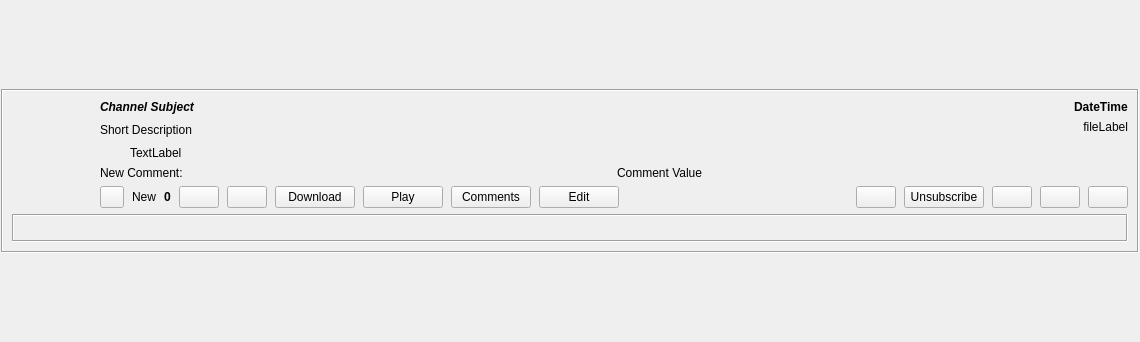
Qt form retroshare-gui/src/gui/feeds/GxsChannelPostItem.ui (RetroShare/RetroShare) before a commit.
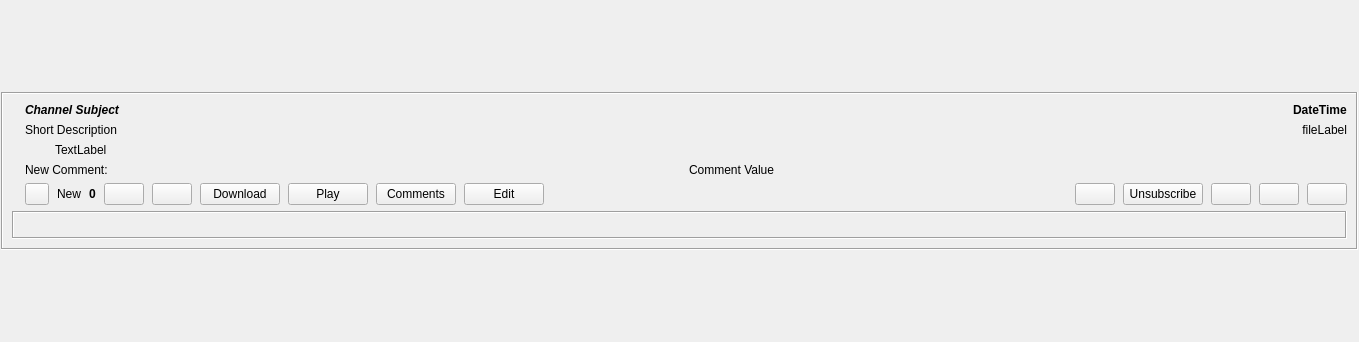
The same form after that commit. Icons and pictures are not drawn. Custom widgets are drawn as their Qt base class.

Diff of the .ui file:
```diff
--- a/retroshare-gui/src/gui/feeds/GxsChannelPostItem.ui
+++ b/retroshare-gui/src/gui/feeds/GxsChannelPostItem.ui
@@ -6,7 +6,7 @@
    <rect>
     <x>0</x>
     <y>0</y>
-    <width>1140</width>
+    <width>1359</width>
     <height>342</height>
    </rect>
   </property>
@@ -57,18 +57,6 @@
             <verstretch>0</verstretch>
            </sizepolicy>
           </property>
-          <property name="minimumSize">
-           <size>
-            <width>82</width>
-            <height>108</height>
-           </size>
-          </property>
-          <property name="maximumSize">
-           <size>
-            <width>156</width>
-            <height>107</height>
-           </size>
-          </property>
           <property name="text">
            <string/>
           </property>
@@ -138,12 +126,6 @@
                 <verstretch>0</verstretch>
                </sizepolicy>
               </property>
-              <property name="maximumSize">
-               <size>
-                <width>16777215</width>
-                <height>60</height>
-               </size>
-              </property>
               <property name="text">
                <string notr="true">Short Description</string>
               </property>
```
Left out of the diff: 2 changed lines with no effect on the pictures.
